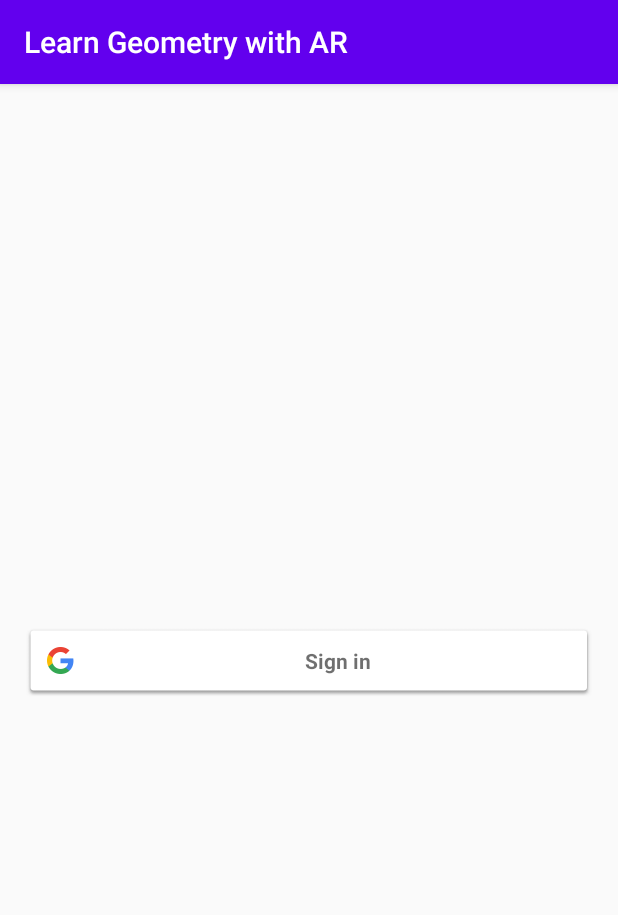
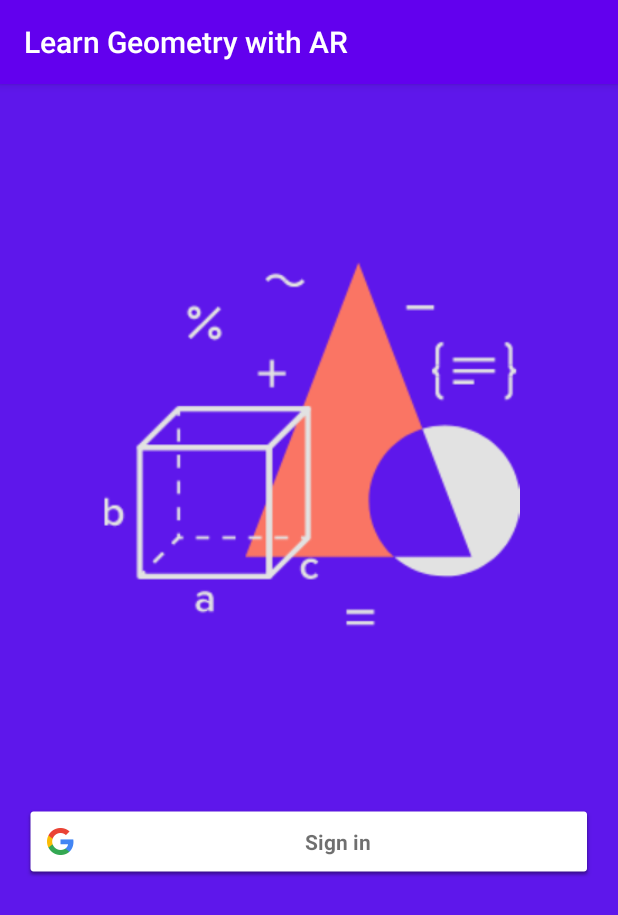
Before and after one commit to girkarkshitij/GeometryAR, an Android app: the screen it shows after launch (SignInActivity), on a phone screen of 412 x 824 dp. Shown: the top 915 px of the screen. Run offline under Robolectric (Android 15) with nearby library versions, the phone set to English and light mode, and no system bars; our stand-ins replace Firebase (no records; nobody signed in at launch, a user with empty details on screens opened directly).

Commit message:
update sign in page UI

```diff
--- a/app/src/main/res/layout/activity_sign_in.xml
+++ b/app/src/main/res/layout/activity_sign_in.xml
@@ -4,27 +4,40 @@
     xmlns:tools="http://schemas.android.com/tools"
     android:layout_width="match_parent"
     android:layout_height="match_parent"
+    android:background="@color/dark"
     tools:context="com.example.majorproject.SignInActivity">
 
     <com.google.android.gms.common.SignInButton
         android:id="@+id/signInButton"
         android:layout_width="0dp"
+        android:layout_height="wrap_content"
         android:layout_margin="16dp"
-        android:layout_height="wrap_content"
+        android:visibility="visible"
         app:layout_constraintBottom_toBottomOf="parent"
         app:layout_constraintEnd_toEndOf="parent"
         app:layout_constraintStart_toStartOf="parent"
         app:layout_constraintTop_toTopOf="parent"
-        android:visibility="visible"/>
+        app:layout_constraintVertical_bias="0.676" />
 
     <ProgressBar
         android:id="@+id/progressBar"
         android:layout_width="wrap_content"
         android:layout_height="wrap_content"
+        android:visibility="gone"
         app:layout_constraintBottom_toBottomOf="parent"
         app:layout_constraintEnd_toEndOf="parent"
         app:layout_constraintStart_toStartOf="parent"
+        app:layout_constraintTop_toTopOf="parent" />
+
+    <ImageView
+        android:id="@+id/signInPageImage"
+        android:layout_width="299dp"
+        android:layout_height="280dp"
+        android:layout_marginTop="96dp"
+        android:src="@drawable/app_logo_main"
+        app:layout_constraintEnd_toEndOf="parent"
+        app:layout_constraintStart_toStartOf="parent"
         app:layout_constraintTop_toTopOf="parent"
-        android:visibility="gone" />
+        tools:ignore="ContentDescription" />
 
 </androidx.constraintlayout.widget.ConstraintLayout>
--- a/app/src/main/res/values/colors.xml
+++ b/app/src/main/res/values/colors.xml
@@ -3,4 +3,5 @@
     <color name="colorPrimary">#6200EE</color>
     <color name="colorPrimaryDark">#3700B3</color>
     <color name="colorAccent">#03DAC5</color>
+    <color name="dark">#5E17EB</color>
 </resources>
```
Also changed, not shown: app/src/main/res/drawable-mdpi/app_logo_main.png (added).
